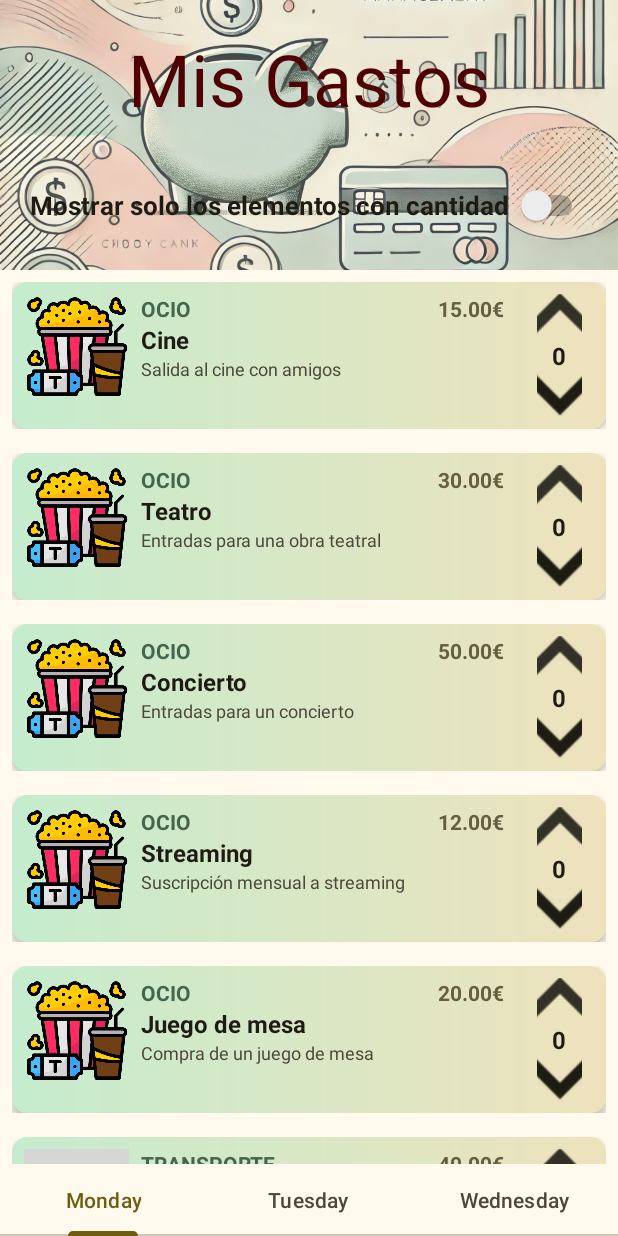
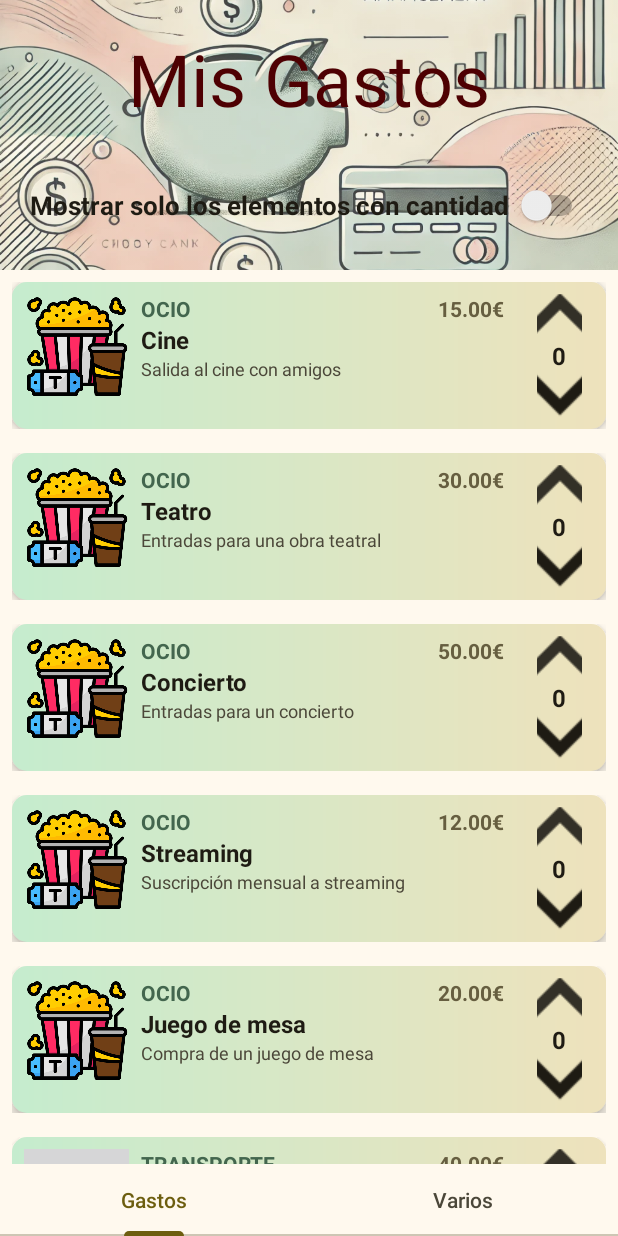
Before and after one commit to Aleixofr/ProyectoGastos, an Android app: the screen it shows after launch (MainActivity), on a phone screen of 412 x 824 dp. Run offline under Robolectric (Android 15) with nearby library versions, the phone set to English and light mode, and no system bars; Roboto replaces fonts that are not available here.

Commit message:
tabLayout

```diff
--- a/app/src/main/res/layout/activity_main.xml
+++ b/app/src/main/res/layout/activity_main.xml
@@ -74,7 +74,7 @@
         android:layout_marginEnd="10dp"
         android:backgroundTint="@color/md_theme_inverseSurface_mediumContrast"
         android:text="@string/btn_calcular"
-        app:layout_constraintBottom_toTopOf="@+id/tabLayout"
+        app:layout_constraintBottom_toTopOf="@+id/tab_layout"
         app:layout_constraintEnd_toEndOf="parent"
         app:layout_constraintHorizontal_bias="0.0"
         app:layout_constraintStart_toStartOf="parent"
@@ -82,7 +82,7 @@
         app:layout_constraintVertical_bias="0.25" />
 
     <com.google.android.material.tabs.TabLayout
-        android:id="@+id/tabLayout"
+        android:id="@+id/tab_layout"
         android:layout_width="match_parent"
         android:layout_height="wrap_content"
         app:layout_constraintBottom_toBottomOf="parent"
@@ -92,17 +92,12 @@
         <com.google.android.material.tabs.TabItem
             android:layout_width="wrap_content"
             android:layout_height="wrap_content"
-            android:text="Monday" />
+            android:text="Gastos" />
 
         <com.google.android.material.tabs.TabItem
             android:layout_width="wrap_content"
             android:layout_height="wrap_content"
-            android:text="Tuesday" />
-
-        <com.google.android.material.tabs.TabItem
-            android:layout_width="wrap_content"
-            android:layout_height="wrap_content"
-            android:text="Wednesday" />
+            android:text="Varios" />
     </com.google.android.material.tabs.TabLayout>
 
 </androidx.constraintlayout.widget.ConstraintLayout>
```
